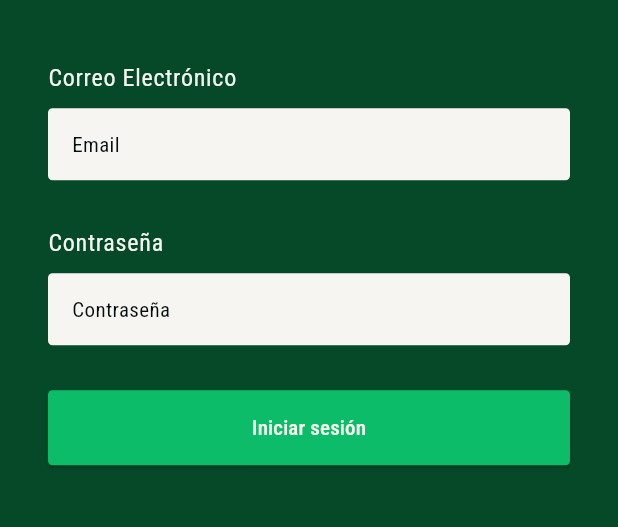
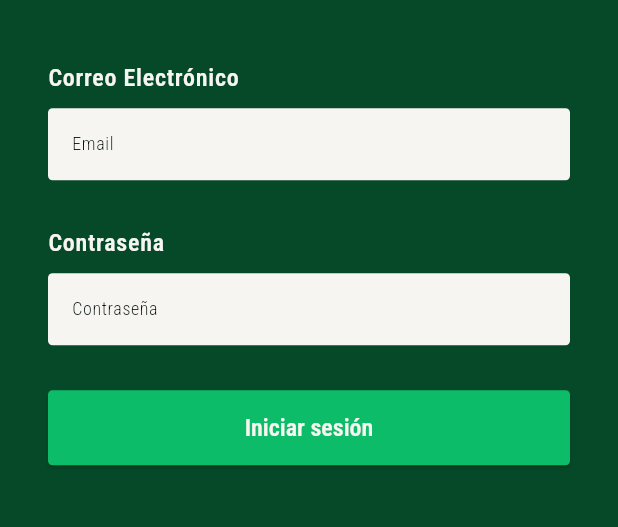
Before and after one commit to MFHamilton/cashly-frontend, a Flutter app: the screen it shows after launch, on a phone screen of 412 x 824 dp, the part 437-964 px from its top. Run offline on Flutter 3.47's test engine with Material 3 defaults, Android fonts, the phone set to English and light mode, and no system bars; our stand-ins replace flutter_svg, google_fonts.

Commit message:
Font Weight and Size updated

```diff
--- a/lib/core/themes/button_theme.dart
+++ b/lib/core/themes/button_theme.dart
@@ -1,3 +1,4 @@
+import 'package:cashly/core/themes/text_scheme.dart';
 import 'package:flutter/material.dart';
 import 'color_scheme.dart';
 
@@ -6,8 +7,9 @@ class AppButtonTheme {
     style: ElevatedButton.styleFrom(
       backgroundColor: AppColorScheme.light.tertiary,
       foregroundColor: AppColorScheme.light.onTertiary,
+      textStyle: MyTextTheme.lightTextTheme.bodyLarge,
       shape: RoundedRectangleBorder(borderRadius: BorderRadius.circular(3)),
-        minimumSize: Size(double.infinity, 50),
+      minimumSize: Size(double.infinity, 50),
     ),
   );
 }
--- a/lib/core/themes/text_scheme.dart
+++ b/lib/core/themes/text_scheme.dart
@@ -6,12 +6,18 @@ class MyTextTheme {
   static TextTheme get lightTextTheme => GoogleFonts.robotoCondensedTextTheme().copyWith(
     bodyLarge: GoogleFonts.robotoCondensed(
       fontSize: 16,
-      fontWeight: FontWeight.w400, // Regular
-      //color: Colors.white,
+      fontWeight: FontWeight.w600, // Bold
+      color: AppColorScheme.light.onSurface,
     ),
     bodyMedium: GoogleFonts.robotoCondensed(
       fontSize: 14,
-      fontWeight: FontWeight.w400,
+      fontWeight: FontWeight.w400, // Regular
+      color: AppColorScheme.light.onSurface,
     ),
+    bodySmall: GoogleFonts.robotoCondensed(
+      fontSize: 12,
+      fontWeight: FontWeight.w300, // Light
+
+    )
   );
 }
--- a/lib/core/widgets/input.dart
+++ b/lib/core/widgets/input.dart
@@ -27,7 +27,7 @@ class CustomInputField extends StatelessWidget {
           borderSide: BorderSide.none, // Sin borde visible
         ),
       ),
-      style: Theme.of(context).textTheme.bodyMedium,
+      style: Theme.of(context).textTheme.bodySmall,
     );
   }
 }
```
